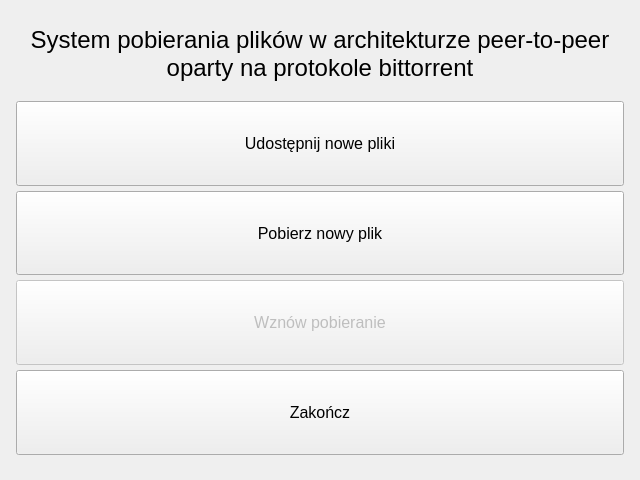
Before: the Qt Designer form Client/Window.ui in Fuligor/System-wymiany-plik-w-P2P, drawn with Qt 5.
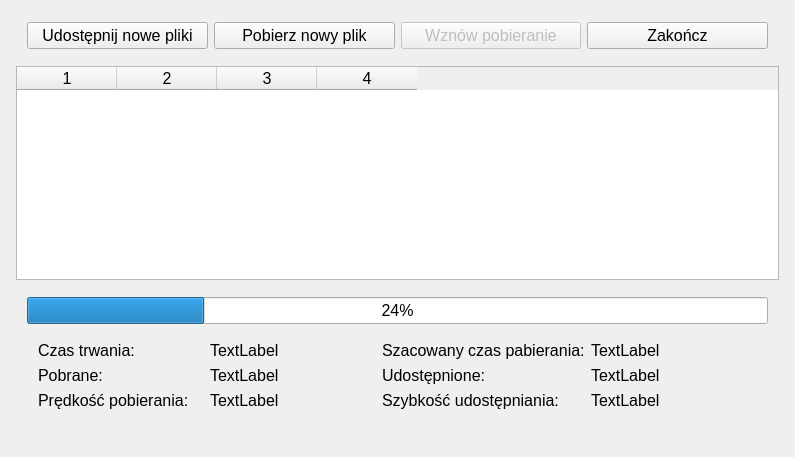
After: the same form once the commit is applied.

Commit message: Implementacja menadzera pobierania oraz jako integracja z GUI

The edit to the form file:
```diff
--- a/Client/Window.ui
+++ b/Client/Window.ui
@@ -6,8 +6,8 @@
    <rect>
     <x>0</x>
     <y>0</y>
-    <width>640</width>
-    <height>480</height>
+    <width>795</width>
+    <height>457</height>
    </rect>
   </property>
   <property name="minimumSize">
@@ -25,10 +25,7 @@
      <pointsize>12</pointsize>
     </font>
    </property>
-   <layout class="QVBoxLayout" name="verticalLayout">
-    <property name="spacing">
-     <number>5</number>
-    </property>
+   <layout class="QVBoxLayout" name="verticalLayout_2">
     <property name="leftMargin">
      <number>16</number>
     </property>
@@ -39,54 +36,45 @@
      <number>25</number>
     </property>
     <item>
-     <widget class="QLabel" name="LabelInfo">
-      <property name="sizePolicy">
-       <sizepolicy hsizetype="Minimum" vsizetype="Expanding">
-        <horstretch>0</horstretch>
-        <verstretch>0</verstretch>
-       </sizepolicy>
-      </property>
-      <property name="font">
-       <font>
-        <pointsize>18</pointsize>
-        <weight>50</weight>
-        <bold>false</bold>
-       </font>
-      </property>
-      <property name="autoFillBackground">
-       <bool>false</bool>
-      </property>
-      <property name="text">
-       <string>System pobierania plików w architekturze peer-to-peer oparty na protokole bittorrent</string>
-      </property>
-      <property name="alignment">
-       <set>Qt::AlignCenter</set>
-      </property>
-      <property name="wordWrap">
-       <bool>true</bool>
-      </property>
-      <property name="openExternalLinks">
-       <bool>false</bool>
-      </property>
-     </widget>
-    </item>
+     <widget class="QWidget" name="widget" native="true">
+      <layout class="QHBoxLayout" name="horizontalLayout_2">
     <item>
      <widget class="QPushButton" name="ShareNewFile">
       <property name="sizePolicy">
-       <sizepolicy hsizetype="Minimum" vsizetype="Expanding">
+          <sizepolicy hsizetype="Preferred" vsizetype="Preferred">
         <horstretch>0</horstretch>
         <verstretch>0</verstretch>
        </sizepolicy>
       </property>
+         <property name="font">
+          <font>
+           <pointsize>12</pointsize>
+          </font>
+         </property>
+         <property name="mouseTracking">
+          <bool>false</bool>
+         </property>
+         <property name="layoutDirection">
+          <enum>Qt::LeftToRight</enum>
+         </property>
+         <property name="autoFillBackground">
+          <bool>false</bool>
+         </property>
       <property name="text">
        <string>Udostępnij nowe pliki</string>
       </property>
+         <property name="checkable">
+          <bool>false</bool>
+         </property>
+         <property name="autoDefault">
+          <bool>false</bool>
+         </property>
      </widget>
     </item>
     <item>
      <widget class="QPushButton" name="DownloadNewFIles">
       <property name="sizePolicy">
-       <sizepolicy hsizetype="Minimum" vsizetype="Expanding">
+          <sizepolicy hsizetype="Preferred" vsizetype="Preferred">
         <horstretch>0</horstretch>
         <verstretch>0</verstretch>
        </sizepolicy>
@@ -102,11 +90,19 @@
        <bool>false</bool>
       </property>
       <property name="sizePolicy">
-       <sizepolicy hsizetype="Minimum" vsizetype="Expanding">
+          <sizepolicy hsizetype="Preferred" vsizetype="Preferred">
         <horstretch>0</horstretch>
         <verstretch>0</verstretch>
        </sizepolicy>
       </property>
+         <property name="font">
+          <font>
+           <pointsize>12</pointsize>
+          </font>
+         </property>
+         <property name="styleSheet">
+          <string notr="true"/>
+         </property>
       <property name="text">
        <string>Wznów pobieranie</string>
       </property>
@@ -115,7 +111,7 @@
     <item>
      <widget class="QPushButton" name="Exit">
       <property name="sizePolicy">
-       <sizepolicy hsizetype="Minimum" vsizetype="Expanding">
+          <sizepolicy hsizetype="Preferred" vsizetype="Preferred">
         <horstretch>0</horstretch>
         <verstretch>0</verstretch>
        </sizepolicy>
@@ -127,6 +123,158 @@
     </item>
    </layout>
   </widget>
+    </item>
+    <item>
+     <widget class="QTableWidget" name="DownloadedFiles">
+      <property name="font">
+       <font>
+        <kerning>true</kerning>
+       </font>
+      </property>
+      <property name="sizeAdjustPolicy">
+       <enum>QAbstractScrollArea::AdjustIgnored</enum>
+      </property>
+      <property name="editTriggers">
+       <set>QAbstractItemView::NoEditTriggers</set>
+      </property>
+      <property name="selectionMode">
+       <enum>QAbstractItemView::SingleSelection</enum>
+      </property>
+      <property name="selectionBehavior">
+       <enum>QAbstractItemView::SelectRows</enum>
+      </property>
+      <property name="columnCount">
+       <number>4</number>
+      </property>
+      <attribute name="horizontalHeaderCascadingSectionResizes">
+       <bool>false</bool>
+      </attribute>
+      <attribute name="horizontalHeaderHighlightSections">
+       <bool>false</bool>
+      </attribute>
+      <attribute name="horizontalHeaderShowSortIndicator" stdset="0">
+       <bool>false</bool>
+      </attribute>
+      <attribute name="horizontalHeaderStretchLastSection">
+       <bool>false</bool>
+      </attribute>
+      <column/>
+      <column/>
+      <column/>
+      <column/>
+     </widget>
+    </item>
+    <item>
+     <widget class="QWidget" name="widget_2" native="true">
+      <layout class="QVBoxLayout" name="verticalLayout">
+       <item>
+        <widget class="QProgressBar" name="progressBar">
+         <property name="value">
+          <number>24</number>
+         </property>
+        </widget>
+       </item>
+       <item>
+        <widget class="QWidget" name="BottomMenu" native="true">
+         <property name="sizePolicy">
+          <sizepolicy hsizetype="Preferred" vsizetype="Preferred">
+           <horstretch>0</horstretch>
+           <verstretch>0</verstretch>
+          </sizepolicy>
+         </property>
+         <layout class="QGridLayout" name="gridLayout_2">
+          <item row="1" column="3">
+           <widget class="QLabel" name="ETA">
+            <property name="text">
+             <string>TextLabel</string>
+            </property>
+           </widget>
+          </item>
+          <item row="1" column="2">
+           <widget class="QLabel" name="label_7">
+            <property name="text">
+             <string>Szacowany czas pabierania:</string>
+            </property>
+           </widget>
+          </item>
+          <item row="3" column="3">
+           <widget class="QLabel" name="uploadSpeed">
+            <property name="text">
+             <string>TextLabel</string>
+            </property>
+           </widget>
+          </item>
+          <item row="3" column="1">
+           <widget class="QLabel" name="downloadSpeed">
+            <property name="text">
+             <string>TextLabel</string>
+            </property>
+           </widget>
+          </item>
+          <item row="2" column="2">
+           <widget class="QLabel" name="label_8">
+            <property name="text">
+             <string>Udostępnione:</string>
+            </property>
+           </widget>
+          </item>
+          <item row="3" column="2">
+           <widget class="QLabel" name="label_9">
+            <property name="text">
+             <string>Szybkość udostępniania:</string>
+            </property>
+           </widget>
+          </item>
+          <item row="1" column="1">
+           <widget class="QLabel" name="downloadTime">
+            <property name="text">
+             <string>TextLabel</string>
+            </property>
+           </widget>
+          </item>
+          <item row="3" column="0">
+           <widget class="QLabel" name="label_3">
+            <property name="text">
+             <string>Prędkość pobierania:</string>
+            </property>
+           </widget>
+          </item>
+          <item row="2" column="3">
+           <widget class="QLabel" name="uploaded">
+            <property name="text">
+             <string>TextLabel</string>
+            </property>
+           </widget>
+          </item>
+          <item row="1" column="0">
+           <widget class="QLabel" name="label">
+            <property name="text">
+             <string>Czas trwania:</string>
+            </property>
+           </widget>
+          </item>
+          <item row="2" column="1">
+           <widget class="QLabel" name="downloaded">
+            <property name="text">
+             <string>TextLabel</string>
+            </property>
+           </widget>
+          </item>
+          <item row="2" column="0">
+           <widget class="QLabel" name="label_2">
+            <property name="text">
+             <string>Pobrane:</string>
+            </property>
+           </widget>
+          </item>
+         </layout>
+        </widget>
+       </item>
+      </layout>
+     </widget>
+    </item>
+   </layout>
+  </widget>
  </widget>
  <layoutdefault spacing="6" margin="11"/>
  <tabstops>
```
Left out of the diff: 26 changed lines with no effect on the pictures. Lines whose indentation alone changed are shown as unchanged. The commit also changes 30 other files.
